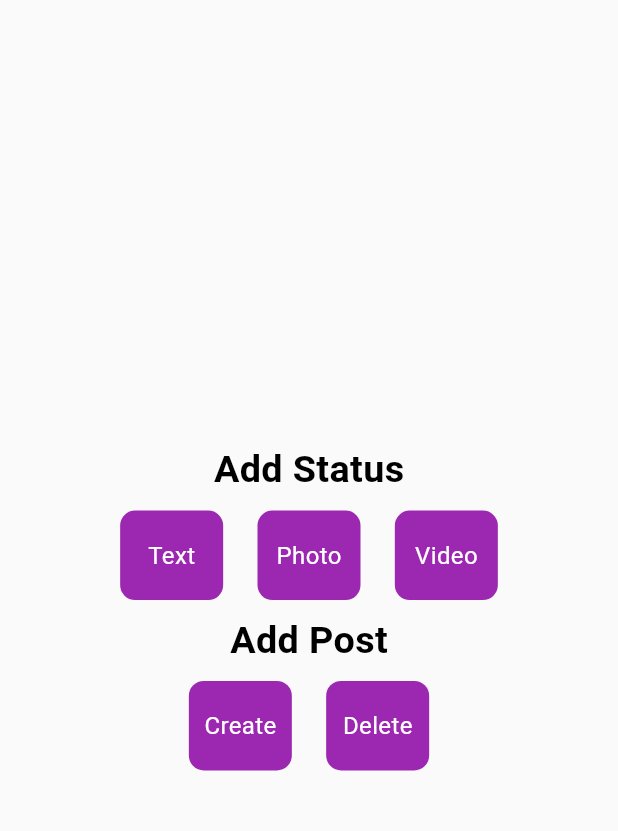
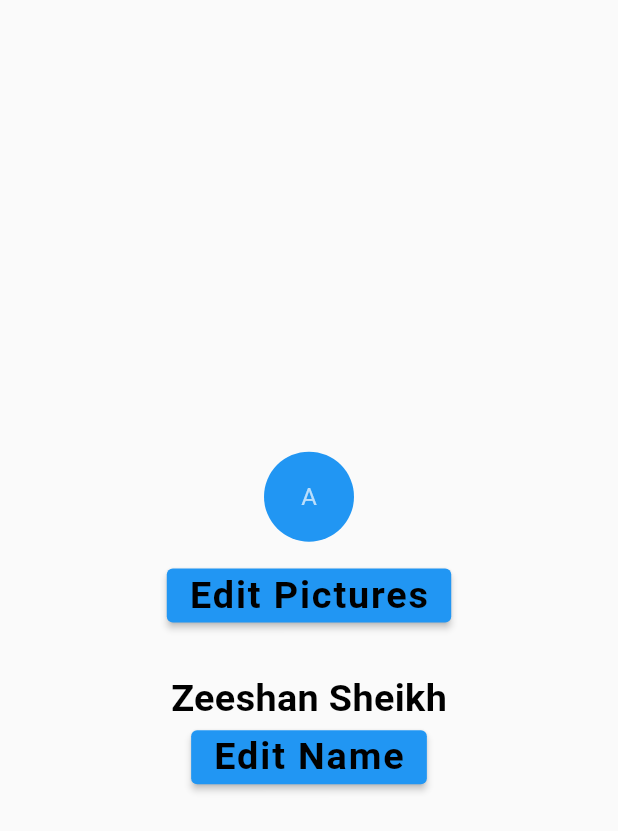
Before and after one commit to zeeshansheikhcode/socialy, a Flutter app: the screen it shows after launch, on a phone screen of 412 x 824 dp. Shown: the top 831 px of the screen. Run offline on Flutter 3.47's test engine with Material 2 defaults, Android fonts, the phone set to English and light mode, and no system bars; our stand-ins replace bloc, cloud_firestore, easy_localization, equatable, firebase_auth, firebase_core and 7 more; missing offline and left inert: flutter_facebook_auth, zego_uikit_prebuilt_call; accounts and stored records are empty.

Commit message:
User Profile Completed

```diff
--- a/lib/main.dart
+++ b/lib/main.dart
@@ -5,7 +5,7 @@ import 'package:flutter_bloc/flutter_bloc.dart';
 import 'package:flutter_screenutil/flutter_screenutil.dart';
 import 'package:socialy/cubit/auth/auth_cubit.dart';
 import 'package:socialy/cubit/chat/chat_cubit.dart';
-import 'package:socialy/views/add/add_screen.dart';
+import 'package:socialy/views/profile/user_profile.dart';
 
 import 'firebase_options.dart';
 
@@ -52,7 +52,7 @@ class MyApp extends StatelessWidget {
               primarySwatch: Colors.blue,
               textTheme: Typography.englishLike2018.apply(fontSizeFactor: 1.sp),
             ),
-            home:const AddScreen(),
+            home:const UserProfile(),
             // initialRoute: RoutesName.splashview,
             // onGenerateRoute: Routes.generateRoute,
           ),
--- /dev/null
+++ b/lib/views/profile/user_profile.dart
@@ -0,0 +1,46 @@
+import 'package:flutter/material.dart';
+import 'package:flutter_screenutil/flutter_screenutil.dart';
+import 'package:socialy/commons/app_strings.dart';
+import 'package:socialy/commons/ui_helpers.dart';
+class UserProfile extends StatelessWidget {
+  const UserProfile({super.key});
+
+  @override
+  Widget build(BuildContext context) {
+    return Scaffold(
+      body: Column(
+        mainAxisAlignment: MainAxisAlignment.center,
+        crossAxisAlignment: CrossAxisAlignment.center,
+        children:
+        [
+
+          Center(
+            child: Container(
+            margin: EdgeInsets.symmetric(vertical: 5.h, horizontal: 10.w),
+            child: const CircleAvatar(
+           backgroundColor: Colors.blue,
+           maxRadius: 30,
+            //foregroundImage: NetworkImage("enterImageUrl"),
+           child: Text("A"),
+             ),
+            )
+          ),
+          verticalSpaceTiny,
+          ElevatedButton(
+          onPressed: (){},
+          child: Text("Edit Pictures",style: heading,)
+          ),
+          verticalSpaceMedium,
+          Center(
+            child: Text('Zeeshan Sheikh',style: heading,),
+          ),
+          ElevatedButton(
+          onPressed: (){},
+          child: Text("Edit Name",style: heading,)
+          ),
+
+        ],
+      ),
+    );
+  }
+}
```
